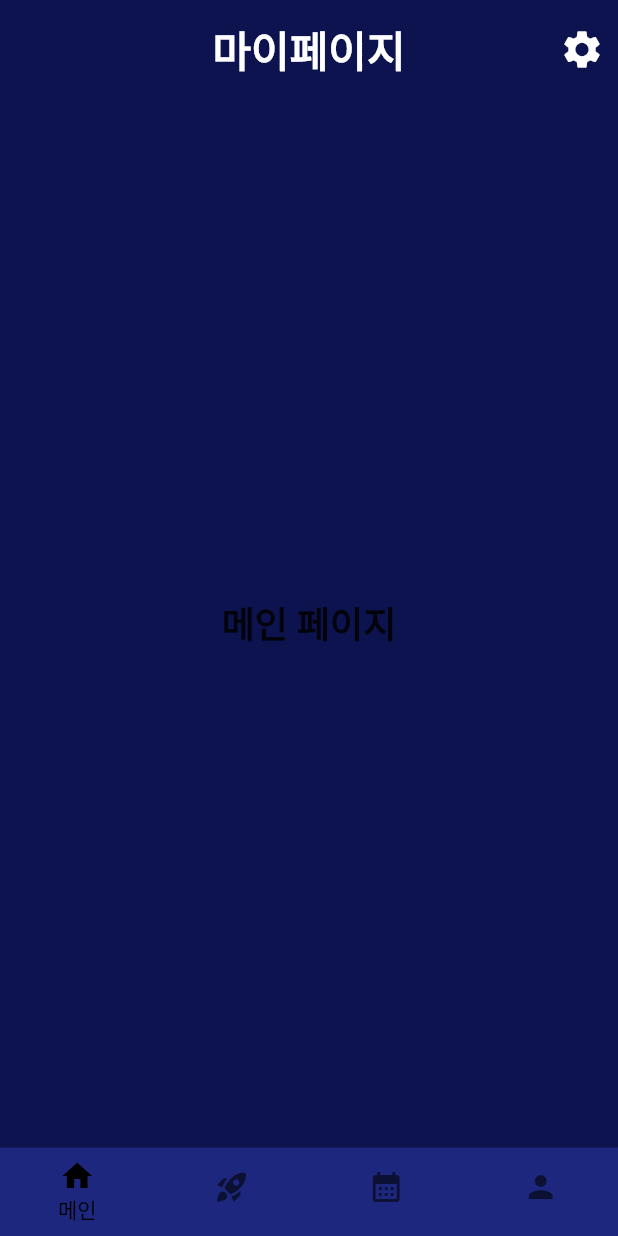
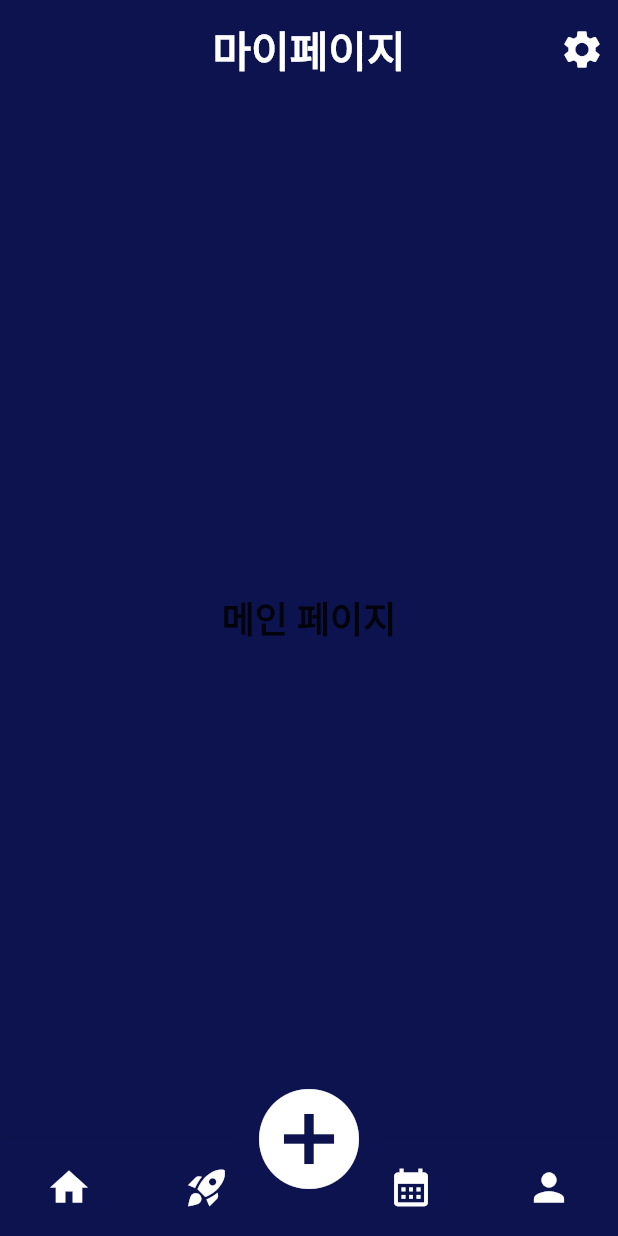
Before and after one commit to star-dark/spydir, a Flutter app: the screen it shows after launch, on a phone screen of 412 x 824 dp. Run offline on Flutter 3.47's test engine with Material 2 defaults, Android fonts, the phone set to English and light mode, and no system bars.

Commit message:
6/30_13:15
하단 네비게이션 바 업데이트
  1. 일기 쓰기 페이지(임시) 생성
  2.  네비게이션 바 코딩 방식 변경
  3. 네비게이션 바에 플러스 버튼 추가
  4. 플러스 버튼 작동시, 버튼 숨김

```diff
--- a/lib/main.dart
+++ b/lib/main.dart
@@ -18,16 +18,18 @@ class _MainAppState extends State<MainApp> {
   final List<Widget> _pages = [
     const MainPage(),
     const ObservePage(),
+    const WritePage(),
     const CalendarPage(),
     const ProfilePage(),
   ];
 
   @override
+  @override
   Widget build(BuildContext context) {
     return MaterialApp(
       home: Scaffold(
 //
-//Top App Bar
+// Top App Bar
         appBar: PreferredSize(
           preferredSize: const Size.fromHeight(65),
           child: Container(
@@ -59,39 +61,72 @@ class _MainAppState extends State<MainApp> {
         backgroundColor: const Color.fromARGB(255, 12, 19, 79),
         body: _pages[_currentIndex],
 //
-//Bottom Navigation Bar
-        bottomNavigationBar: BottomNavigationBar(
-          type: BottomNavigationBarType.fixed,
-          currentIndex: _currentIndex,
-          onTap: (index) {
+// Bottom Navigation Bar
+        floatingActionButton: _currentIndex == 2
+            ? null
+            : FloatingActionButton.large(
+                onPressed: () {
                   setState(() {
-              _currentIndex = index;
+                    _currentIndex = 2;
                   });
                 },
-          backgroundColor: const Color.fromARGB(255, 29, 39, 125),
-          selectedItemColor: const Color.fromARGB(255, 0, 0, 0),
-          unselectedItemColor:
-              const Color.fromARGB(146, 0, 0, 0).withOpacity(0.6),
-          showSelectedLabels: true,
-          showUnselectedLabels: false,
-          items: const [
-            BottomNavigationBarItem(
-              icon: Icon(Icons.home),
-              label: '메인',
+                elevation: 0,
+                backgroundColor: const Color.fromARGB(255, 12, 19, 79),
+                child: const Icon(
+                  Icons.add_circle,
+                  size: 80,
                 ),
-            BottomNavigationBarItem(
-              icon: Icon(Icons.rocket_launch),
-              label: '관측',
               ),
-            BottomNavigationBarItem(
-              icon: Icon(Icons.calendar_month),
-              label: '캘린더',
+        floatingActionButtonLocation: FloatingActionButtonLocation.centerDocked,
+        bottomNavigationBar: BottomAppBar(
+          color: const Color.fromARGB(255, 12, 19, 79),
+          height: 65,
+          child: Row(
+            mainAxisAlignment: MainAxisAlignment.spaceAround,
+            children: [
+              IconButton(
+                iconSize: 30,
+                color: Colors.white,
+                onPressed: () {
+                  setState(() {
+                    _currentIndex = 0;
+                  });
+                },
+                icon: const Icon(Icons.home),
               ),
-            BottomNavigationBarItem(
-              icon: Icon(Icons.person),
-              label: '마이페이지',
+              IconButton(
+                iconSize: 30,
+                color: Colors.white,
+                onPressed: () {
+                  setState(() {
+                    _currentIndex = 1;
+                  });
+                },
+                icon: const Icon(Icons.rocket_launch),
+              ),
+              const SizedBox(),
+              IconButton(
+                iconSize: 30,
+                color: Colors.white,
+                onPressed: () {
+                  setState(() {
+                    _currentIndex = 3;
+                  });
+                },
+                icon: const Icon(Icons.calendar_month),
+              ),
+              IconButton(
+                iconSize: 30,
+                color: Colors.white,
+                onPressed: () {
+                  setState(() {
+                    _currentIndex = 4;
+                  });
+                },
+                icon: const Icon(Icons.person),
               ),
             ],
+          ),
         ),
       ),
     );
@@ -127,6 +162,25 @@ class ObservePage extends StatelessWidget {
     return const Center(
       child: Text(
         '관측 페이지',
+        style: TextStyle(
+          fontSize: 24,
+          fontWeight: FontWeight.bold,
+        ),
+      ),
+    );
+  }
+}
+
+//
+//일기쓰기 페이지
+class WritePage extends StatelessWidget {
+  const WritePage({super.key});
+
+  @override
+  Widget build(BuildContext context) {
+    return const Center(
+      child: Text(
+        '일기 쓰기 페이지',
         style: TextStyle(
           fontSize: 24,
           fontWeight: FontWeight.bold,
@@ -352,9 +406,8 @@ class ProfilePage extends StatelessWidget {
 //
 //별자리 모음
           Container(
-            decoration: BoxDecoration(
-              color: const Color.fromARGB(255, 29, 39, 125),
-              borderRadius: BorderRadius.circular(15),
+            decoration: const BoxDecoration(
+              color: Color.fromARGB(255, 29, 39, 125),
             ),
             child: Padding(
               padding: const EdgeInsets.all(20),
```
Lines whose indentation alone changed are shown as unchanged.
